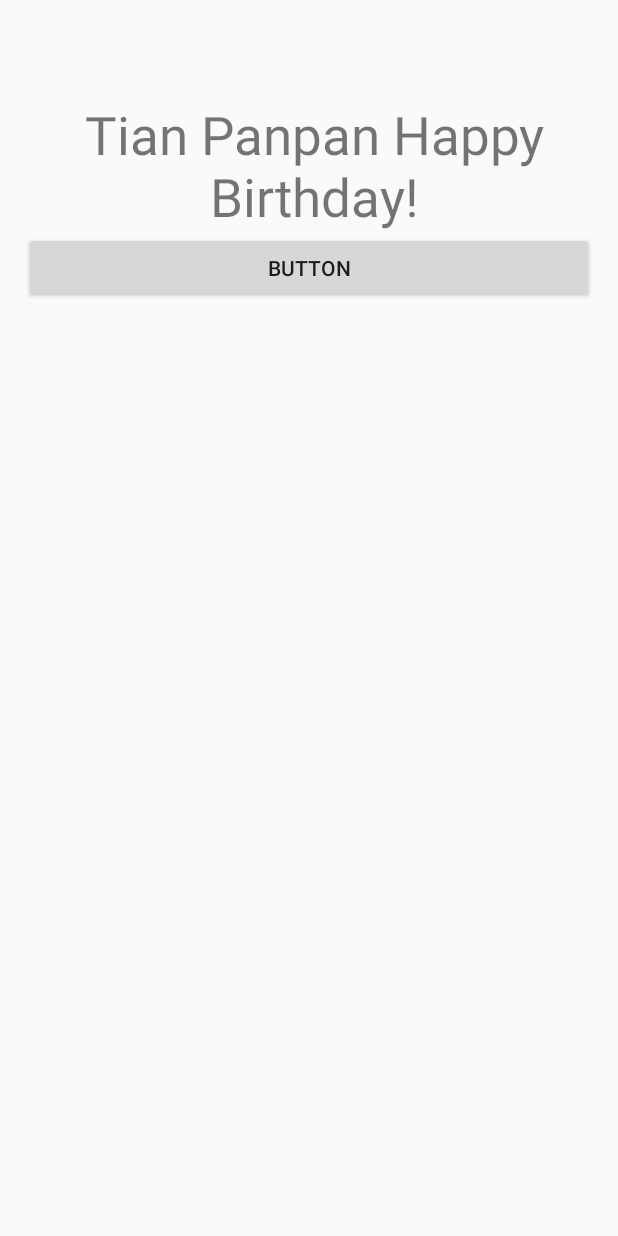
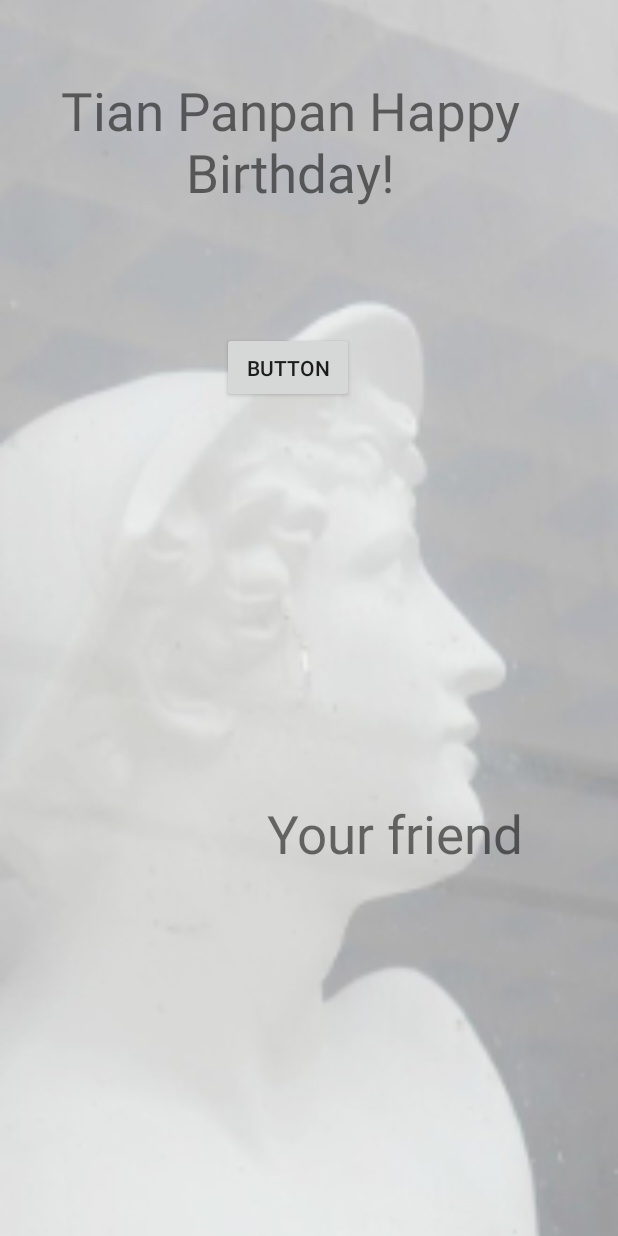
Before and after one commit to pp0908/MyHello2, an Android app: the screen it shows after launch (MainActivity), on a phone screen of 412 x 824 dp. Run offline under Robolectric (Android 15) with nearby library versions, the phone set to English and light mode, and no system bars.

Commit message:
多语言生日贺卡2

```diff
--- a/app/src/main/res/layout/activity_main.xml
+++ b/app/src/main/res/layout/activity_main.xml
@@ -1,12 +1,20 @@
 <?xml version="1.0" encoding="utf-8"?>
-<LinearLayout xmlns:android="http://schemas.android.com/apk/res/android"
+<RelativeLayout xmlns:android="http://schemas.android.com/apk/res/android"
     xmlns:app="http://schemas.android.com/apk/res-auto"
     xmlns:tools="http://schemas.android.com/tools"
     android:layout_width="match_parent"
     android:layout_height="match_parent"
     android:orientation="vertical"
-    android:padding="16dp"
     tools:context=".MainActivity">
+
+
+
+    <ImageView
+        android:id="@+id/imageView2"
+        android:layout_width="match_parent"
+        android:layout_height="match_parent"
+        android:scaleType="centerCrop"
+        app:srcCompat="@mipmap/bj" />
 
 
     <TextView
@@ -20,10 +28,41 @@
         android:text="@string/str"
         android:textSize="35sp" />
 
+    <TextView
+        android:id="@+id/textView2"
+        android:layout_width="252dp"
+        android:layout_height="56dp"
+        android:layout_above="@+id/textView"
+        android:layout_alignStart="@+id/textView"
+        android:layout_alignLeft="@+id/textView"
+        android:layout_marginStart="178dp"
+        android:layout_marginLeft="178dp"
+        android:layout_marginTop="-638dp"
+        android:layout_marginEnd="-431dp"
+        android:layout_marginRight="-431dp"
+        android:layout_marginBottom="-588dp"
+        android:layout_toStartOf="@+id/textView"
+        android:layout_toLeftOf="@+id/textView"
+        android:text="@string/from"
+        android:textSize="35sp" />
+
     <Button
         android:id="@+id/button"
-        android:layout_width="380dp"
+        android:layout_width="wrap_content"
         android:layout_height="wrap_content"
+        android:layout_alignTop="@+id/textView"
+        android:layout_alignEnd="@+id/textView"
+        android:layout_alignRight="@+id/textView"
+        android:layout_alignBottom="@+id/textView"
+        android:layout_alignParentStart="true"
+        android:layout_alignParentLeft="true"
+        android:layout_marginStart="148dp"
+        android:layout_marginLeft="148dp"
+        android:layout_marginTop="171dp"
+        android:layout_marginEnd="151dp"
+        android:layout_marginRight="151dp"
+        android:layout_marginBottom="-130dp"
         android:text="@string/btn" />
 
-</LinearLayout>
+
+</RelativeLayout>
--- a/app/src/main/res/values/strings.xml
+++ b/app/src/main/res/values/strings.xml
@@ -1,6 +1,7 @@
 <resources>
     <string name="app_name">My Application</string>
     <string name="str">Tian Panpan Happy Birthday!</string>
-    <string name="btn">Button</string>
     <string name="action_settings">setting</string>
+    <string name="from">Your friend</string>
+    <string name="btn">button</string>
 </resources>
```
Also changed, not shown: app/src/main/res/mipmap-xxxhdpi/bj.jpg (added), 1 other file.
